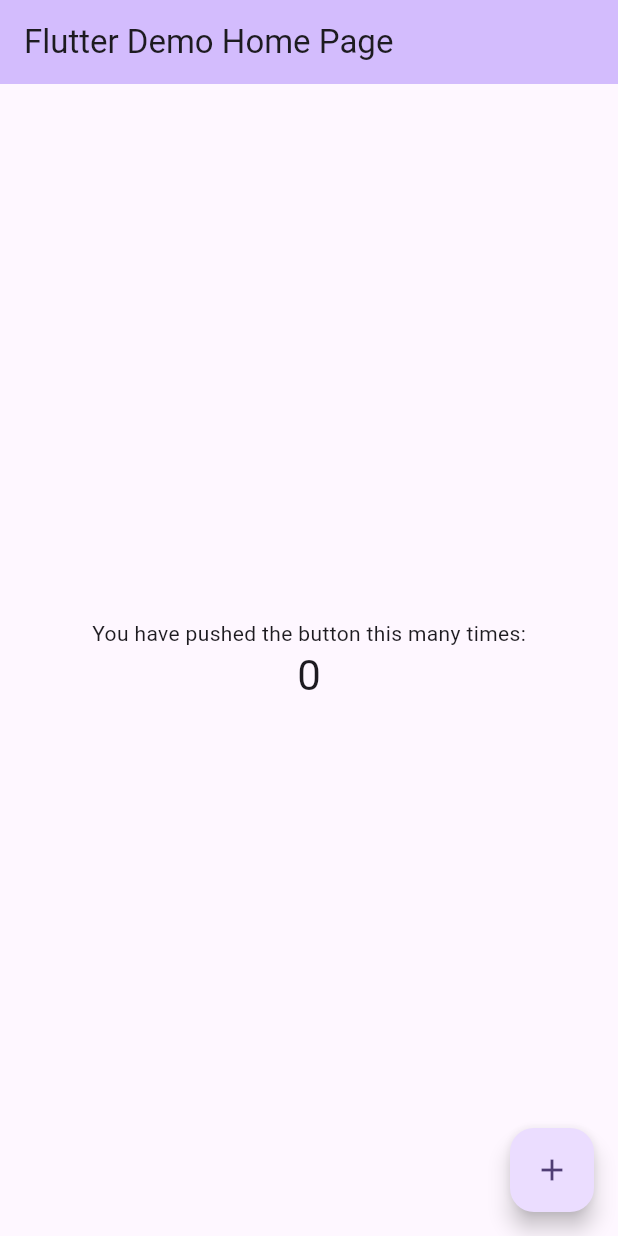
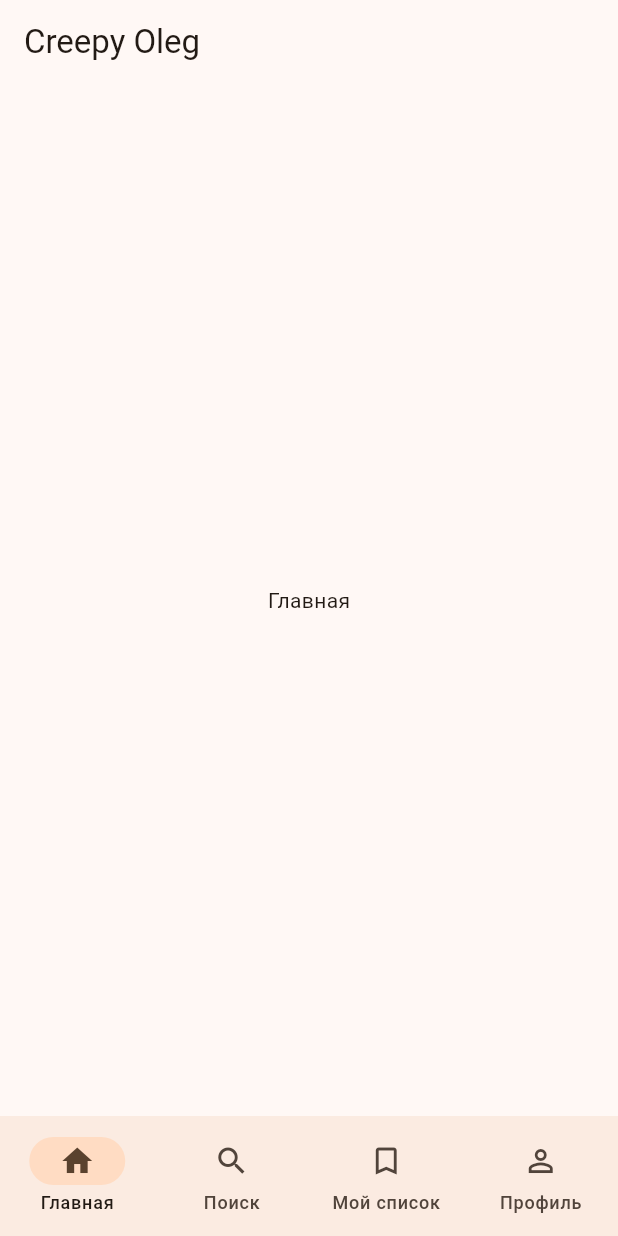
Before and after one commit to HocKaTop/anime-saas, a Flutter app: the screen it shows after launch, on a phone screen of 412 x 824 dp. Run offline on Flutter 3.47's test engine with Material 3 defaults, Android fonts, the phone set to English and light mode, and no system bars.

Commit message:
Задал тему, сделал заготовки под экраны, написан browse_screen

```diff
--- a/lib/main.dart
+++ b/lib/main.dart
@@ -1,4 +1,5 @@
 import 'package:flutter/material.dart';
+import 'screens/main_screen.dart';
 
 void main() {
   runApp(const MyApp());
@@ -7,116 +8,18 @@ void main() {
 class MyApp extends StatelessWidget {
   const MyApp({super.key});
 
-  // This widget is the root of your application.
   @override
   Widget build(BuildContext context) {
     return MaterialApp(
-      title: 'Flutter Demo',
+      title: 'CreepyOleg',
+      debugShowCheckedModeBanner: false,
       theme: ThemeData(
-        // This is the theme of your application.
-        //
-        // TRY THIS: Try running your application with "flutter run". You'll see
-        // the application has a purple toolbar. Then, without quitting the app,
-        // try changing the seedColor in the colorScheme below to Colors.green
-        // and then invoke "hot reload" (save your changes or press the "hot
-        // reload" button in a Flutter-supported IDE, or press "r" if you used
-        // the command line to start the app).
-        //
-        // Notice that the counter didn't reset back to zero; the application
-        // state is not lost during the reload. To reset the state, use hot
-        // restart instead.
-        //
-        // This works for code too, not just values: Most code changes can be
-        // tested with just a hot reload.
-        colorScheme: .fromSeed(seedColor: Colors.deepPurple),
+        colorScheme: ColorScheme.fromSeed(
+          seedColor: const Color(0xFFFF8C00),
+        ),
+        useMaterial3: true,
       ),
-      home: const MyHomePage(title: 'Flutter Demo Home Page'),
+      home: const MainScreen(),
     );
   }
 }
-
-class MyHomePage extends StatefulWidget {
-  const MyHomePage({super.key, required this.title});
-
-  // This widget is the home page of your application. It is stateful, meaning
-  // that it has a State object (defined below) that contains fields that affect
-  // how it looks.
-
-  // This class is the configuration for the state. It holds the values (in this
-  // case the title) provided by the parent (in this case the App widget) and
-  // used by the build method of the State. Fields in a Widget subclass are
-  // always marked "final".
-
-  final String title;
-
-  @override
-  State<MyHomePage> createState() => _MyHomePageState();
-}
-
-class _MyHomePageState extends State<MyHomePage> {
-  int _counter = 0;
-
-  void _incrementCounter() {
-    setState(() {
-      // This call to setState tells the Flutter framework that something has
-      // changed in this State, which causes it to rerun the build method below
-      // so that the display can reflect the updated values. If we changed
-      // _counter without calling setState(), then the build method would not be
-      // called again, and so nothing would appear to happen.
-      _counter++;
-    });
-  }
-
-  @override
-  Widget build(BuildContext context) {
-    // This method is rerun every time setState is called, for instance as done
-    // by the _incrementCounter method above.
-    //
-    // The Flutter framework has been optimized to make rerunning build methods
-    // fast, so that you can just rebuild anything that needs updating rather
-    // than having to individually change instances of widgets.
-    return Scaffold(
-      appBar: AppBar(
-        // TRY THIS: Try changing the color here to a specific color (to
-        // Colors.amber, perhaps?) and trigger a hot reload to see the AppBar
-        // change color while the other colors stay the same.
-        backgroundColor: Theme.of(context).colorScheme.inversePrimary,
-        // Here we take the value from the MyHomePage object that was created by
-        // the App.build method, and use it to set our appbar title.
-        title: Text(widget.title),
-      ),
-      body: Center(
-        // Center is a layout widget. It takes a single child and positions it
-        // in the middle of the parent.
-        child: Column(
-          // Column is also a layout widget. It takes a list of children and
-          // arranges them vertically. By default, it sizes itself to fit its
-          // children horizontally, and tries to be as tall as its parent.
-          //
-          // Column has various properties to control how it sizes itself and
-          // how it positions its children. Here we use mainAxisAlignment to
-          // center the children vertically; the main axis here is the vertical
-          // axis because Columns are vertical (the cross axis would be
-          // horizontal).
-          //
-          // TRY THIS: Invoke "debug painting" (choose the "Toggle Debug Paint"
-          // action in the IDE, or press "p" in the console), to see the
-          // wireframe for each widget.
-          mainAxisAlignment: .center,
-          children: [
-            const Text('You have pushed the button this many times:'),
-            Text(
-              '$_counter',
-              style: Theme.of(context).textTheme.headlineMedium,
-            ),
-          ],
-        ),
-      ),
-      floatingActionButton: FloatingActionButton(
-        onPressed: _incrementCounter,
-        tooltip: 'Increment',
-        child: const Icon(Icons.add),
-      ),
-    );
-  }
-}
--- /dev/null
+++ b/lib/screens/browse_screen.dart
@@ -0,0 +1,17 @@
+import 'package:flutter/material.dart';
+
+class BrowseScreen extends StatelessWidget {
+  const new({super.key});
+
+  @override
+  Widget build(BuildContext context) {
+    return Scaffold(
+      appBar: AppBar(
+        title: const Text("Creepy Oleg"),
+      ),
+      body: const Center(
+        child: Text("Главная"),
+      ),
+    );
+  }
+}
--- /dev/null
+++ b/lib/screens/main_screen.dart
@@ -0,0 +1,67 @@
+import 'package:flutter/material.dart';
+
+import 'browse_screen.dart';
+import 'search_screen.dart';
+import 'watchlist_screen.dart';
+import 'account_screen.dart';
+
+class MainScreen extends StatefulWidget {
+  const MainScreen({super.key});
+
+  @override
+  State<MainScreen> createState() => _MainScreenState();
+}
+
+class _MainScreenState extends State<MainScreen> {
+  int currentPageIndex = 0;
+
+  final List<Widget> pages = const [
+    BrowseScreen(),
+    SearchScreen(),
+    WatchlistScreen(),
+    AccountScreen(),
+  ];
+
+  @override
+  Widget build(BuildContext context) {
+    return Scaffold(
+      body: pages[currentPageIndex],
+
+      bottomNavigationBar: NavigationBar(
+        selectedIndex: currentPageIndex,
+
+        onDestinationSelected: (int index) {
+          setState(() {
+            currentPageIndex = index;
+          });
+        },
+
+        destinations: const [
+          NavigationDestination(
+            icon: Icon(Icons.home_outlined),
+            selectedIcon: Icon(Icons.home),
+            label: 'Главная',
+          ),
+
+          NavigationDestination(
+            icon: Icon(Icons.search_outlined),
+            selectedIcon: Icon(Icons.search),
+            label: 'Поиск',
+          ),
+
+          NavigationDestination(
+            icon: Icon(Icons.bookmark_border),
+            selectedIcon: Icon(Icons.bookmark),
+            label: 'Мой список',
+          ),
+
+          NavigationDestination(
+            icon: Icon(Icons.person_outline),
+            selectedIcon: Icon(Icons.person),
+            label: 'Профиль',
+          ),
+        ],
+      ),
+    );
+  }
+}
--- a/pubspec.yaml
+++ b/pubspec.yaml
@@ -1,5 +1,5 @@
 name: animesaas
-description: "A new Flutter project."
+description: "PAM project"
 # The following line prevents the package from being accidentally published to
 # pub.dev using `flutter pub publish`. This is preferred for private packages.
 publish_to: 'none' # Remove this line if you wish to publish to pub.dev
```
Also changed, not shown: lib/screens/account_screen.dart (added), lib/screens/login_screen.dart (added), lib/screens/register_screen.dart (added), lib/screens/search_scren.dart (added), lib/screens/titile_details.dart (added), lib/screens/watch_screen.dart (added), lib/screens/watchllist_screen.dart (added), 1 other file.
